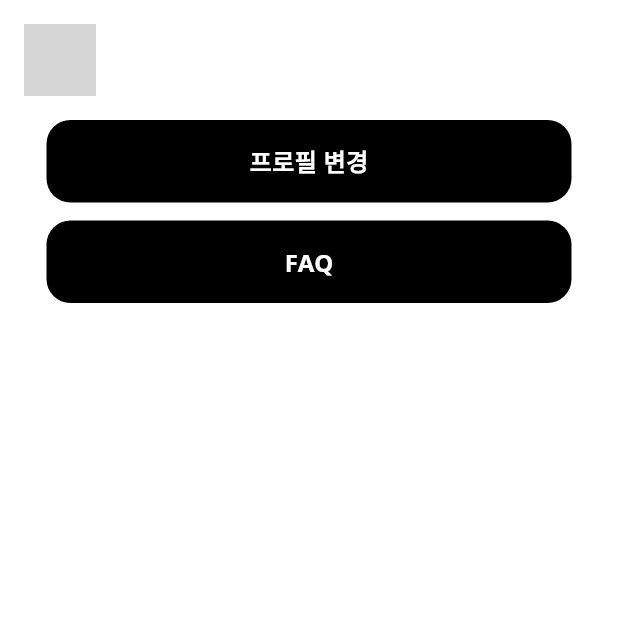
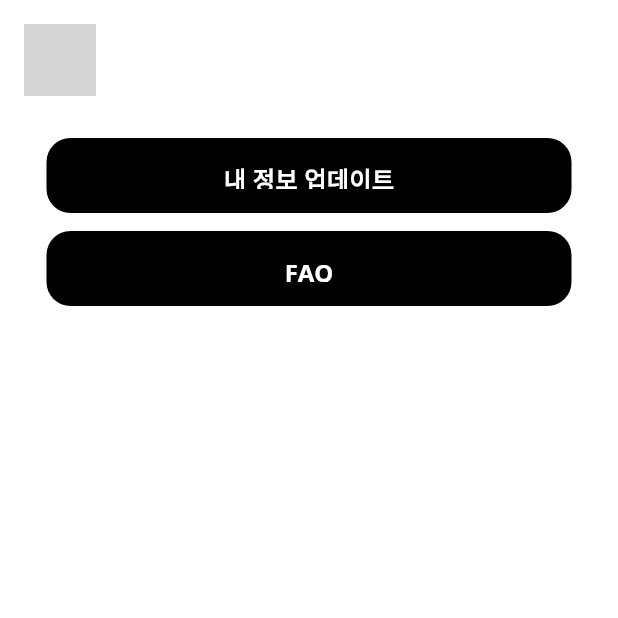
Before and after one commit to YoungGilMad/frontend, a Flutter app: the SettingsScreen screen opened directly, on a phone screen of 412 x 824 dp, the top half of it. Run offline on Flutter 3.47's test engine with Material 3 defaults, Android fonts, the light colour scheme and no system bars; our stand-ins replace fl_chart, flutter_dotenv, flutter_svg, google_fonts, shared_preferences, table_calendar; accounts and stored records are empty; network calls fail; grey boxes are pictures that could not be loaded.

```diff
--- a/lib/presentation/screens/settings/settings_screen.dart
+++ b/lib/presentation/screens/settings/settings_screen.dart
@@ -44,6 +44,9 @@
                     ],
                   ),
                 ),
+
+                const SizedBox(height: 12),
+
                 Padding(
                   padding: const EdgeInsets.symmetric(horizontal: 16),
                   child: Column(
@@ -57,6 +60,7 @@
                         },
                         child: Container(
                           width: 350,  // 너비 조정
+                          height: 50,
                           padding: const EdgeInsets.all(16),
                           decoration: BoxDecoration(
                             color: Colors.black,
@@ -64,7 +68,7 @@
                           ),
                           child: const Center(  // 텍스트 중앙 정렬
                             child: Text(
-                              '프로필 변경',
+                              '내 정보 업데이트',
                               style: TextStyle(
                                 color: Colors.white,
                                 fontSize: 16,
@@ -84,6 +88,7 @@
                         },
                         child: Container(
                           width: 350,  // 너비 조정
+                          height: 50,
                           padding: const EdgeInsets.all(16),
                           decoration: BoxDecoration(
                             color: Colors.black,
```
Also changed, not shown: lib/presentation/widgets/home/progress_chart_widget.dart (+12 -4 lines).
